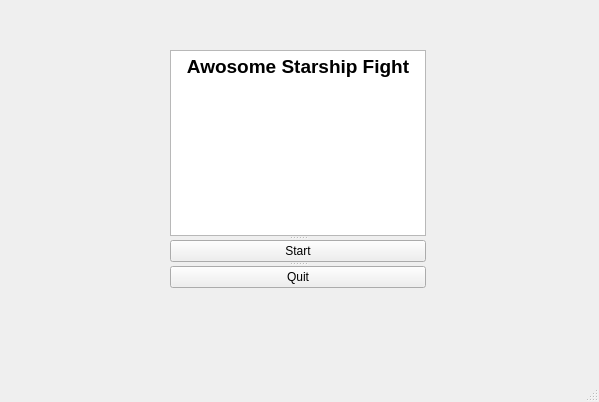
First picture: the form in mainwindow.ui, repository aliluyou90/Silly-Star-War, before the edit.
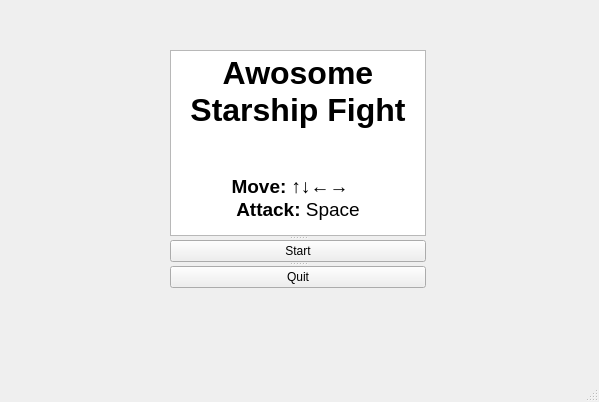
Second picture: the form after the edit.

Diff of the .ui file:
```diff
--- a/mainwindow.ui
+++ b/mainwindow.ui
@@ -32,7 +32,11 @@
 &lt;html&gt;&lt;head&gt;&lt;meta name=&quot;qrichtext&quot; content=&quot;1&quot; /&gt;&lt;style type=&quot;text/css&quot;&gt;
 p, li { white-space: pre-wrap; }
 &lt;/style&gt;&lt;/head&gt;&lt;body style=&quot; font-family:'MS Shell Dlg 2'; font-size:8.25pt; font-weight:400; font-style:normal;&quot;&gt;
-&lt;p align=&quot;center&quot; style=&quot; margin-top:0px; margin-bottom:0px; margin-left:0px; margin-right:0px; -qt-block-indent:0; text-indent:0px;&quot;&gt;&lt;span style=&quot; font-size:14pt; font-weight:600;&quot;&gt;Awosome Starship Fight&lt;/span&gt;&lt;/p&gt;&lt;/body&gt;&lt;/html&gt;</string>
+&lt;p align=&quot;center&quot; style=&quot; margin-top:0px; margin-bottom:0px; margin-left:0px; margin-right:0px; -qt-block-indent:0; text-indent:0px;&quot;&gt;&lt;span style=&quot; font-size:24pt; font-weight:600;&quot;&gt;Awosome Starship Fight&lt;/span&gt;&lt;/p&gt;
+&lt;p align=&quot;center&quot; style=&quot;-qt-paragraph-type:empty; margin-top:0px; margin-bottom:0px; margin-left:0px; margin-right:0px; -qt-block-indent:0; text-indent:0px; font-size:14pt; font-weight:600;&quot;&gt;&lt;br /&gt;&lt;/p&gt;
+&lt;p align=&quot;center&quot; style=&quot;-qt-paragraph-type:empty; margin-top:0px; margin-bottom:0px; margin-left:0px; margin-right:0px; -qt-block-indent:0; text-indent:0px; font-size:14pt; font-weight:600;&quot;&gt;&lt;br /&gt;&lt;/p&gt;
+&lt;p align=&quot;center&quot; style=&quot; margin-top:0px; margin-bottom:0px; margin-left:0px; margin-right:0px; -qt-block-indent:0; text-indent:0px;&quot;&gt;&lt;span style=&quot; font-size:14pt; font-weight:600;&quot;&gt;Move: ↑↓←→   &lt;/span&gt;&lt;/p&gt;
+&lt;p align=&quot;center&quot; style=&quot; margin-top:0px; margin-bottom:0px; margin-left:0px; margin-right:0px; -qt-block-indent:0; text-indent:0px;&quot;&gt;&lt;span style=&quot; font-size:14pt; font-weight:600;&quot;&gt;Attack: &lt;/span&gt;&lt;span style=&quot; font-size:14pt;&quot;&gt;Space&lt;/span&gt;&lt;/p&gt;&lt;/body&gt;&lt;/html&gt;</string>
      </property>
     </widget>
     <widget class="QSplitter" name="splitter">
```
